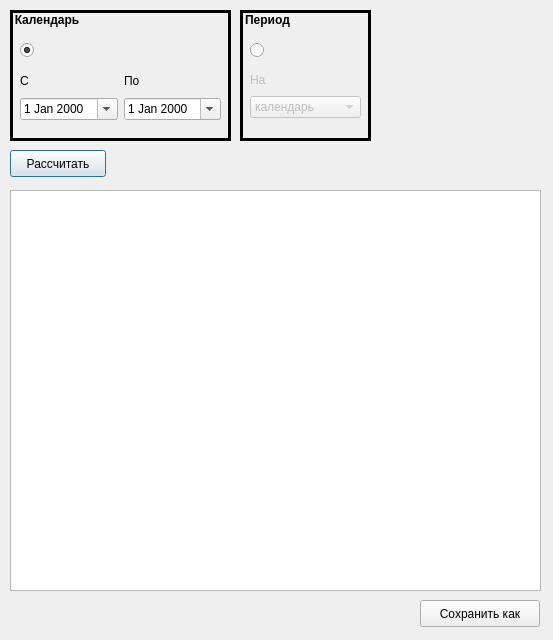
The window that dialogtableview.ui (serg-lar/sun-moon-time) describes before a commit, drawn with Qt 5.
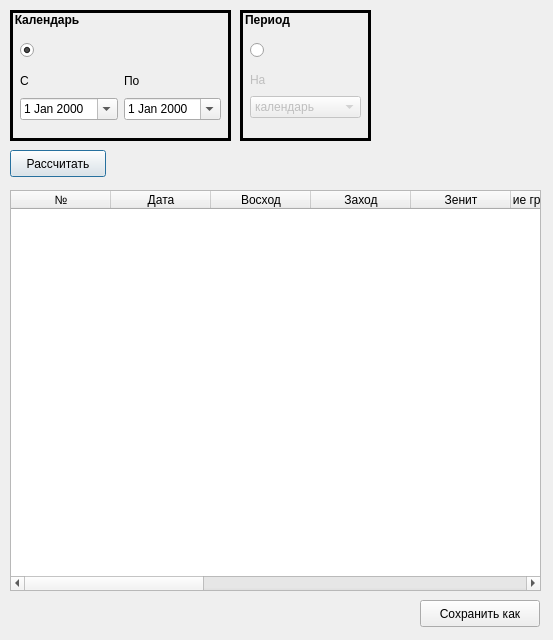
The same window after the commit.

Commit message: Работа над виджетом таблицей

What changed in the file:
```diff
--- a/dialogtableview.ui
+++ b/dialogtableview.ui
@@ -22,6 +22,79 @@
      <height>401</height>
     </rect>
    </property>
+   <property name="columnCount">
+    <number>14</number>
+   </property>
+   <column>
+    <property name="text">
+     <string>№</string>
+    </property>
+   </column>
+   <column>
+    <property name="text">
+     <string>Дата</string>
+    </property>
+   </column>
+   <column>
+    <property name="text">
+     <string>Восход</string>
+    </property>
+   </column>
+   <column>
+    <property name="text">
+     <string>Заход</string>
+    </property>
+   </column>
+   <column>
+    <property name="text">
+     <string>Зенит</string>
+    </property>
+   </column>
+   <column>
+    <property name="text">
+     <string>Утренние гражданские сумерки</string>
+    </property>
+   </column>
+   <column>
+    <property name="text">
+     <string>Утренние навигационные сумерки</string>
+    </property>
+   </column>
+   <column>
+    <property name="text">
+     <string>Утренние астрономические сумерки</string>
+    </property>
+   </column>
+   <column>
+    <property name="text">
+     <string>Вечерние гражданские сумерки</string>
+    </property>
+   </column>
+   <column>
+    <property name="text">
+     <string>Вечерние навигационные сумерки</string>
+    </property>
+   </column>
+   <column>
+    <property name="text">
+     <string>Вечерние астрономические сумерки</string>
+    </property>
+   </column>
+   <column>
+    <property name="text">
+     <string>Утренняя сандхья как 1/10 от суток</string>
+    </property>
+   </column>
+   <column>
+    <property name="text">
+     <string>Утренняя сандхья как 1/10 от половины суток</string>
+    </property>
+   </column>
+   <column>
+    <property name="text">
+     <string>Утренняя сандхья как 1/10 от светового дня</string>
+    </property>
+   </column>
   </widget>
   <widget class="QGroupBox" name="groupBoxPeriod">
    <property name="geometry">
```
The commit also changes 1 other file.
